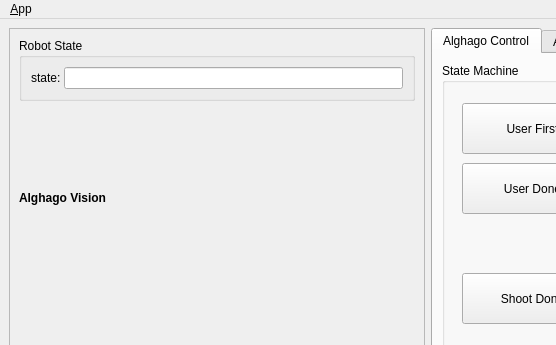
Before: the Qt Designer form alghago_gui/ui/main_window.ui in kwrobit/Alghago, drawn with Qt 5; both pictures show x 0 to 556 and y 0 to 345 of the 1085 by 676 pixel window.
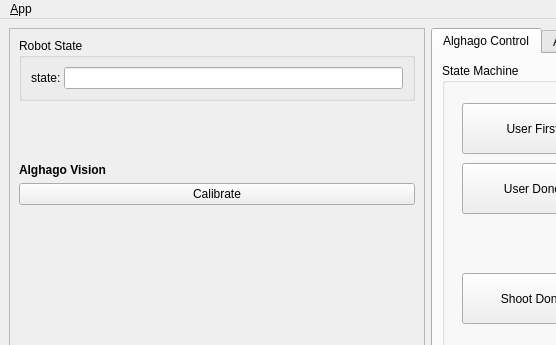
After: the same form once the commit is applied. Icons and pictures are not drawn.

Diff of the .ui file:
```diff
--- a/alghago_gui/ui/main_window.ui
+++ b/alghago_gui/ui/main_window.ui
@@ -95,6 +95,13 @@
            </property>
           </widget>
          </item>
+         <item>
+          <widget class="QPushButton" name="button_calibrate_video">
+           <property name="text">
+            <string>Calibrate</string>
+           </property>
+          </widget>
+         </item>
          <item>
           <widget class="QLabel" name="label_video">
            <property name="minimumSize">
```
